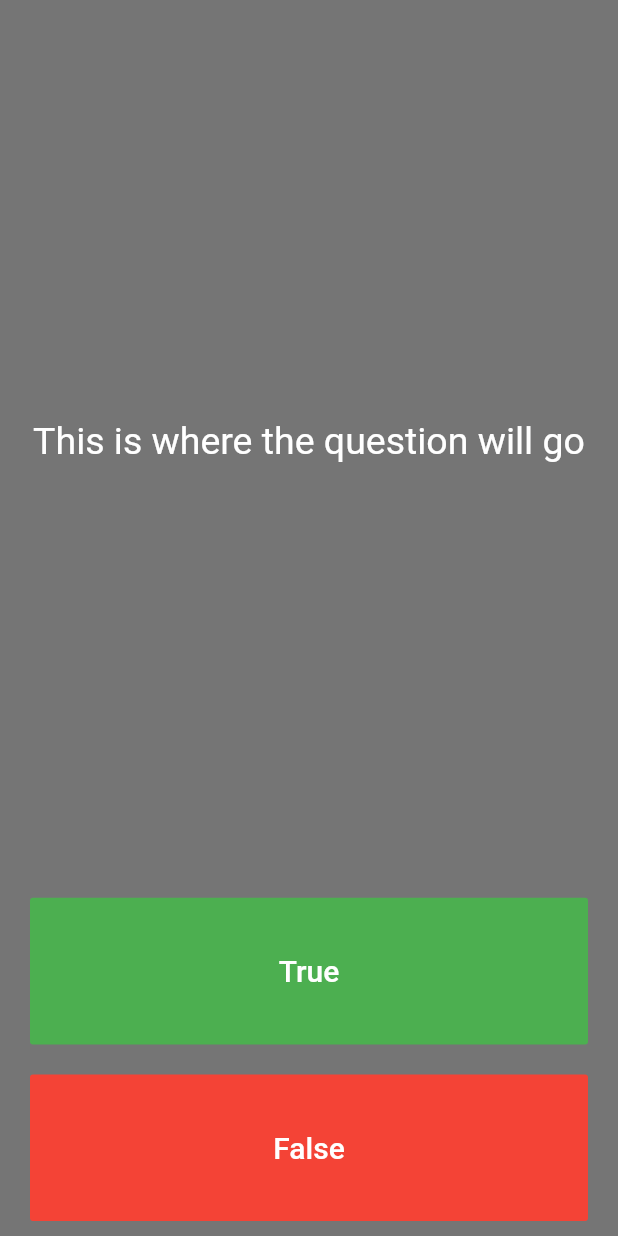
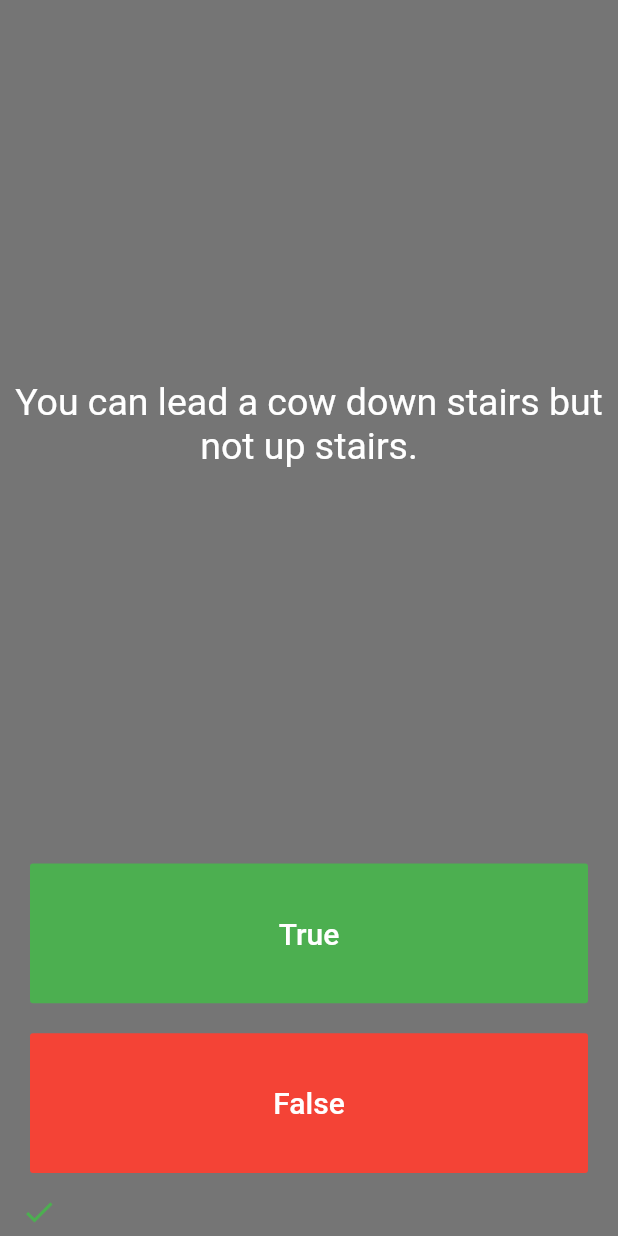
Before and after one commit to mojbrady/flutter-showcase, a Flutter app: the screen it shows after launch, after a tap on "True", on a phone screen of 412 x 824 dp. Run offline on Flutter 3.47's test engine with Material 2 defaults, Android fonts, the light colour scheme and no system bars; our stand-ins replace audioplayers, datetime_picker_formfield; network calls fail.

Commit message:
refactor quizler

```diff
--- a/quizzler/lib/main.dart
+++ b/quizzler/lib/main.dart
@@ -1,5 +1,8 @@
 import 'package:flutter/cupertino.dart';
 import 'package:flutter/material.dart';
+import 'package:quizzler/quiz_master.dart';
+
+QuizMaster quizMaster = QuizMaster();
 
 void main() {
   runApp(QuizzlerApp());
@@ -9,6 +12,7 @@
   @override
   Widget build(BuildContext context) {
     return MaterialApp(
+      debugShowCheckedModeBanner: false,
       title: 'Quizzler',
       home: Scaffold(
         backgroundColor: Colors.grey.shade600,
@@ -29,7 +33,15 @@
 }
 
 class _QuizzPageState extends State<QuizzPage> {
-  String text = 'This is where the question will go';
+  List<Widget> scoreKeeper = [];
+
+  void checkScore(bool answer) {
+    setState(() {
+      scoreKeeper.add(
+          (quizMaster.checkAnswer(answer)) ? createCheck() : createClose());
+    });
+    quizMaster.nextQuestion();
+  }
 
   @override
   Widget build(BuildContext context) {
@@ -40,24 +52,45 @@
           flex: 5,
           child: Center(
             child: createText(
-              text,
+              quizMaster.getQuestion(),
               25,
             ),
           ),
         ),
         createButton(
-            text: 'True',
-            color: Colors.green,
-            onPressed: () {
-              print('trueeeee');
-            }),
+          text: 'True',
+          color: Colors.green,
+          onPressed: () => checkScore(true),
+        ),
         createButton(
-            text: 'False',
-            color: Colors.red,
-            onPressed: () {
-              print('falseeeee');
-            })
+          text: 'False',
+          color: Colors.red,
+          onPressed: () => checkScore(false),
+        ),
+        Row(
+          children: scoreKeeper,
+        )
       ],
+    );
+  }
+
+  Widget createCheck() {
+    return Padding(
+      padding: const EdgeInsets.all(4.0),
+      child: Icon(
+        Icons.check,
+        color: Colors.green,
+      ),
+    );
+  }
+
+  Widget createClose() {
+    return Padding(
+      padding: const EdgeInsets.all(4.0),
+      child: Icon(
+        Icons.close,
+        color: Colors.red,
+      ),
     );
   }
 
--- /dev/null
+++ b/quizzler/lib/question.dart
@@ -0,0 +1,5 @@
+class Question {
+  String question;
+  bool answer;
+  Question(this.question, this.answer);
+}
--- /dev/null
+++ b/quizzler/lib/quiz_master.dart
@@ -0,0 +1,47 @@
+import 'package:quizzler/question.dart';
+
+class QuizMaster {
+  final List<Question> _questions = [
+    Question('Some cats are actually allergic to humans', true),
+    Question('You can lead a cow down stairs but not up stairs.', false),
+    Question('Approximately one quarter of human bones are in the feet.', true),
+    Question('A slug\'s blood is green.', true),
+    Question('Buzz Aldrin\'s mother\'s maiden name was \"Moon\".', true),
+    Question('It is illegal to pee in the Ocean in Portugal.', true),
+    Question(
+        'No piece of square dry paper can be folded in half more than 7 times.',
+        false),
+    Question(
+        'In London, UK, if you happen to die in the House of Parliament, you are technically entitled to a state funeral, because the building is considered too sacred a place.',
+        true),
+    Question(
+        'The loudest sound produced by any animal is 188 decibels. That animal is the African Elephant.',
+        false),
+    Question(
+        'The total surface area of two human lungs is approximately 70 square metres.',
+        true),
+    Question('Google was originally called \"Backrub\".', true),
+    Question(
+        'Chocolate affects a dog\'s heart and nervous system; a few ounces are enough to kill a small dog.',
+        true),
+    Question(
+        'In West Virginia, USA, if you accidentally hit an animal with your car, you are free to take it home to eat.',
+        true),
+  ];
+
+  int _index = 0;
+
+  bool checkAnswer(bool answer) {
+    return answer == _questions[_index].answer;
+  }
+
+  String getQuestion() {
+    return _questions[_index].question;
+  }
+
+  void nextQuestion() {
+    if (_index < _questions.length - 1) {
+      _index++;
+    }
+  }
+}
```
Also changed, not shown: 1 other file.
